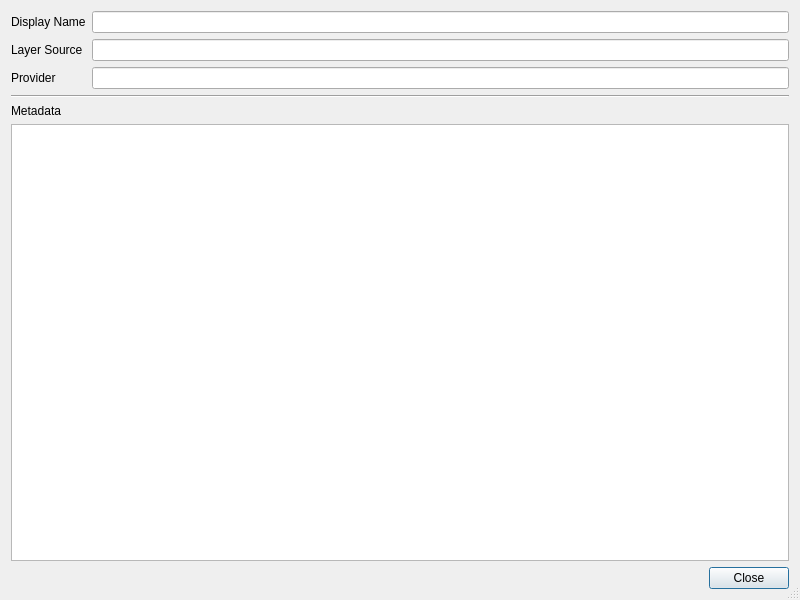
This is src/ui/qgsbrowserlayerpropertiesbase.ui in carsmie/QGIS as Qt 5 draws it before an edit. The edited form follows.
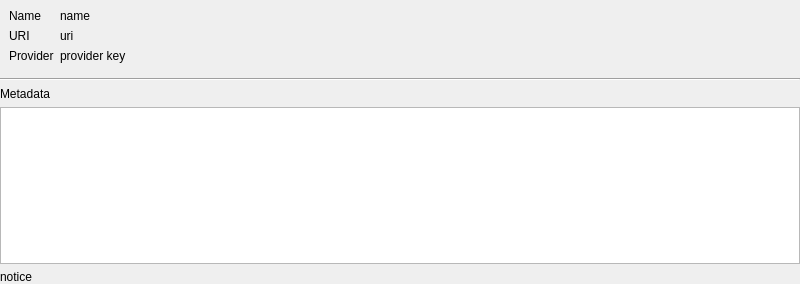
This is the edited form.

Commit message: [FEATURE][browser] optional properties widget

```diff
--- a/src/ui/qgsbrowserlayerpropertiesbase.ui
+++ b/src/ui/qgsbrowserlayerpropertiesbase.ui
@@ -1,55 +1,33 @@
 <?xml version="1.0" encoding="UTF-8"?>
 <ui version="4.0">
  <class>QgsBrowserLayerPropertiesBase</class>
- <widget class="QDialog" name="QgsBrowserLayerPropertiesBase">
+ <widget class="QWidget" name="QgsBrowserLayerPropertiesBase">
   <property name="geometry">
    <rect>
     <x>0</x>
     <y>0</y>
     <width>800</width>
-    <height>600</height>
+    <height>284</height>
    </rect>
   </property>
-  <property name="windowTitle">
-   <string>Dialog</string>
-  </property>
-  <property name="sizeGripEnabled">
-   <bool>true</bool>
-  </property>
   <layout class="QVBoxLayout" name="verticalLayout">
+   <property name="margin">
+    <number>0</number>
+   </property>
    <item>
+    <widget class="QWidget" name="mHeaderWidget" native="true">
     <layout class="QGridLayout" name="gridLayout">
      <item row="0" column="0">
       <widget class="QLabel" name="label">
        <property name="text">
-        <string>Display Name</string>
+         <string>Name</string>
        </property>
       </widget>
      </item>
      <item row="1" column="0">
       <widget class="QLabel" name="label_2">
        <property name="text">
-        <string>Layer Source</string>
-       </property>
-      </widget>
-     </item>
-     <item row="0" column="1">
-      <widget class="QLineEdit" name="leName">
-       <property name="enabled">
-        <bool>true</bool>
-       </property>
-       <property name="readOnly">
-        <bool>true</bool>
-       </property>
-      </widget>
-     </item>
-     <item row="1" column="1">
-      <widget class="QLineEdit" name="leSource">
-       <property name="enabled">
-        <bool>true</bool>
-       </property>
-       <property name="readOnly">
-        <bool>true</bool>
+         <string>URI</string>
        </property>
       </widget>
      </item>
@@ -60,17 +38,53 @@
        </property>
       </widget>
      </item>
+      <item row="0" column="1">
+       <widget class="QLabel" name="mNameLabel">
+        <property name="sizePolicy">
+         <sizepolicy hsizetype="Expanding" vsizetype="Preferred">
+          <horstretch>0</horstretch>
+          <verstretch>0</verstretch>
+         </sizepolicy>
+        </property>
+        <property name="text">
+         <string>name</string>
+        </property>
+        <property name="wordWrap">
+         <bool>true</bool>
+        </property>
+       </widget>
+      </item>
+      <item row="1" column="1">
+       <widget class="QLabel" name="mUriLabel">
+        <property name="sizePolicy">
+         <sizepolicy hsizetype="Expanding" vsizetype="Preferred">
+          <horstretch>0</horstretch>
+          <verstretch>0</verstretch>
+         </sizepolicy>
+        </property>
+        <property name="text">
+         <string>uri</string>
+        </property>
+        <property name="wordWrap">
+         <bool>true</bool>
+        </property>
+       </widget>
+      </item>
      <item row="2" column="1">
-      <widget class="QLineEdit" name="leProvider">
-       <property name="enabled">
-        <bool>true</bool>
-       </property>
-       <property name="readOnly">
-        <bool>true</bool>
+       <widget class="QLabel" name="mProviderLabel">
+        <property name="sizePolicy">
+         <sizepolicy hsizetype="Expanding" vsizetype="Preferred">
+          <horstretch>0</horstretch>
+          <verstretch>0</verstretch>
+         </sizepolicy>
+        </property>
+        <property name="text">
+         <string>provider key</string>
        </property>
       </widget>
      </item>
     </layout>
+    </widget>
    </item>
    <item>
     <widget class="Line" name="line">
@@ -90,28 +104,14 @@
     <widget class="QTextBrowser" name="txtbMetadata"/>
    </item>
    <item>
-    <layout class="QHBoxLayout" name="horizontalLayout_2">
-     <item>
-      <widget class="QLabel" name="lblNotice">
+    <widget class="QLabel" name="mNoticeLabel">
        <property name="enabled">
         <bool>true</bool>
        </property>
        <property name="text">
-        <string/>
-       </property>
-      </widget>
-     </item>
-     <item>
-      <widget class="QDialogButtonBox" name="buttonBox">
-       <property name="orientation">
-        <enum>Qt::Horizontal</enum>
-       </property>
-       <property name="standardButtons">
-        <set>QDialogButtonBox::Close</set>
-       </property>
-      </widget>
-     </item>
-    </layout>
+      <string>notice</string>
+     </property>
+    </widget>
    </item>
   </layout>
  </widget>
```
Left out of the diff: 53 changed lines with no effect on the pictures. Lines whose indentation alone changed are shown as unchanged. The commit also changes 7 other files.
